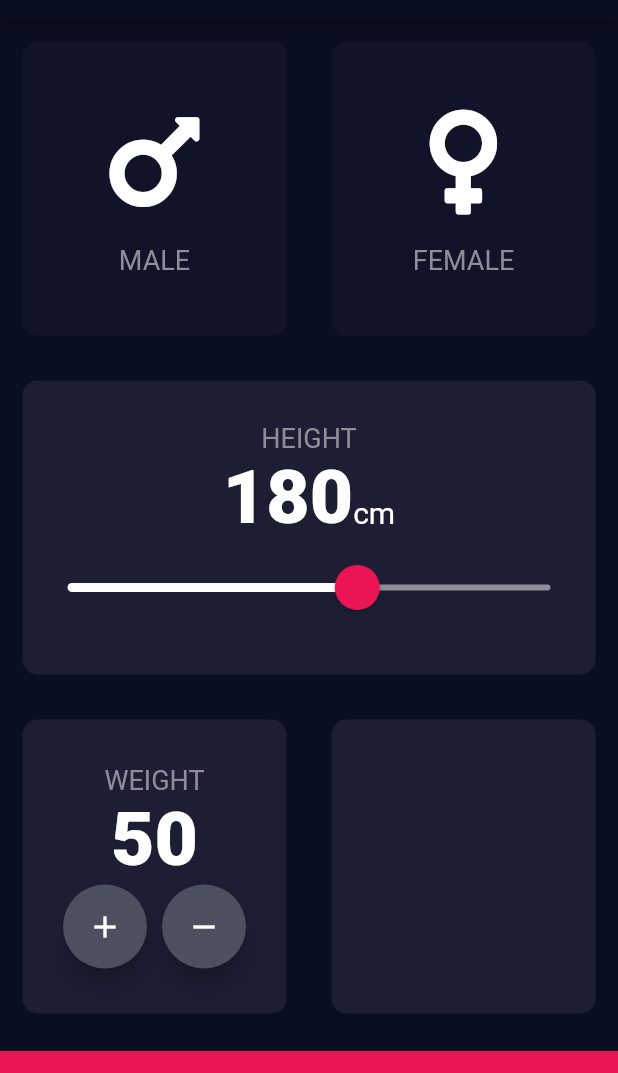
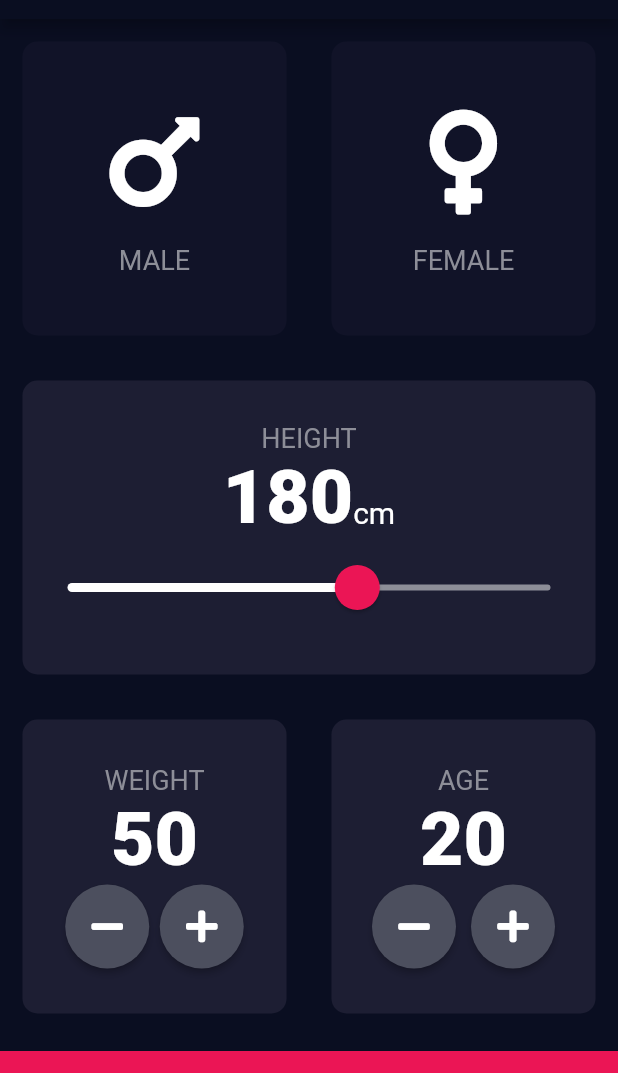
Before and after one commit to anshulkataria4/anshulkataria4-gmail.com, a Flutter app: the screen it shows after launch, on a phone screen of 412 x 824 dp, the part 65-1138 px from its top. Run offline on Flutter 3.47's test engine with Material 2 defaults, Android fonts, the phone set to English and light mode, and no system bars; our stand-ins replace font_awesome_flutter.

Commit message:
custom button

```diff
--- a/lib/input_page.dart
+++ b/lib/input_page.dart
@@ -153,23 +153,24 @@ class _InputPageState extends State<InputPage> {
                         Row(
                           mainAxisAlignment: MainAxisAlignment.center,
                           children: <Widget>[
-                            FloatingActionButton(
-                              onPressed: null,
-                              child: Icon(
-                                Icons.add,
-                                color: Colors.white,
-                              ),
-                              backgroundColor: Color(0xFF4C4F5E),
+                            RoundIconButton(
+                              icon: FontAwesomeIcons.minus,
+                              onPressedFunction: () {
+                                setState(() {
+                                  weight--;
+                                });
+                              },
                             ),
                             SizedBox(
-                              width: 10,
+                              width: 7,
                             ),
-                            FloatingActionButton(
-                              child: Icon(
-                                Icons.remove,
-                                color: Colors.white,
-                              ),
-                              backgroundColor: Color(0xFF4C4F5E),
+                            RoundIconButton(
+                              icon: FontAwesomeIcons.plus,
+                              onPressedFunction: () {
+                                setState(() {
+                                  weight++;
+                                });
+                              },
                             )
                           ],
                         )
@@ -180,6 +181,43 @@ class _InputPageState extends State<InputPage> {
                 Expanded(
                   child: ReusableCard(
                     colour: kActiveCardColor,
+                    cardChild: Column(
+                      mainAxisAlignment: MainAxisAlignment.center,
+                      children: <Widget>[
+                        Text(
+                          'AGE',
+                          style: kLabelTextStyle,
+                        ),
+                        Text(
+                          age.toString(),
+                          style: kHeightStyle,
+                        ),
+                        Row(
+                          mainAxisAlignment: MainAxisAlignment.center,
+                          children: <Widget>[
+                            RoundIconButton(
+                              icon: FontAwesomeIcons.minus,
+                              onPressedFunction: (){
+                                setState(() {
+                                  age--;
+                                });
+                              },
+                            ),
+                            SizedBox(
+                              width: 10,
+                            ),
+                            RoundIconButton(
+                              icon: FontAwesomeIcons.plus,
+                              onPressedFunction: (){
+                                setState(() {
+                                  age++;
+                                });
+                              },
+                            ),
+                          ],
+                        )
+                      ],
+                    ),
                   ),
                 ),
               ],
@@ -196,3 +234,24 @@ class _InputPageState extends State<InputPage> {
     );
   }
 }
+
+class RoundIconButton extends StatelessWidget {
+  RoundIconButton({this.icon, this.onPressedFunction});
+  final IconData icon;
+  final Function onPressedFunction;
+
+  @override
+  Widget build(BuildContext context) {
+    return RawMaterialButton(
+      child: Icon(icon),
+      onPressed: onPressedFunction,
+      elevation: 2.0,
+      constraints: BoxConstraints.tightFor(
+        width: 56.0,
+        height: 56.0,
+      ),
+      shape: CircleBorder(),
+      fillColor: Color(0xFF4C4F5E),
+    );
+  }
+}
```
